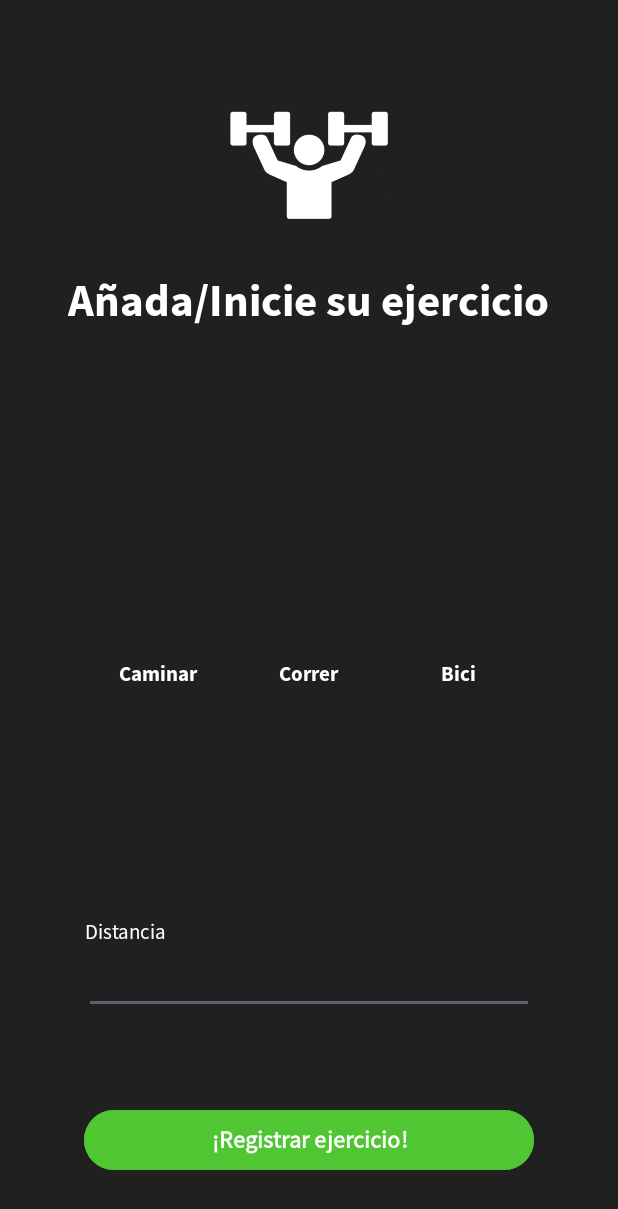
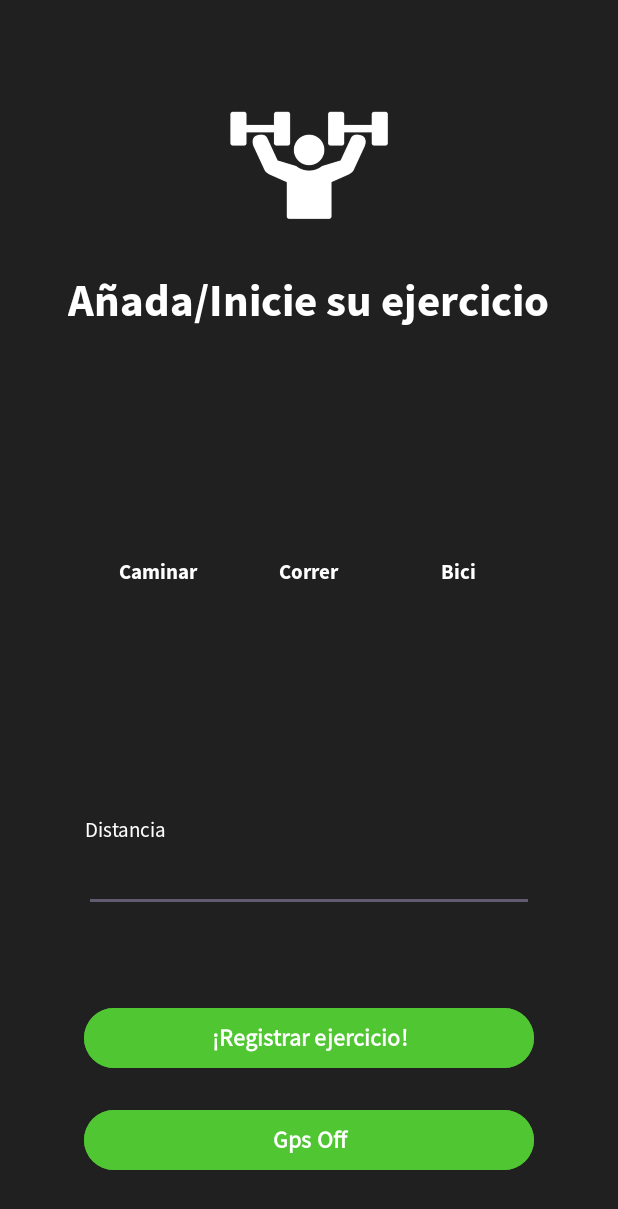
Before and after one commit to Erumeru/ProyFinalFitTrack, an Android app: the layout activity_agregar_ejercicio.xml on its own in the app's theme, with its tools: preview values and no code run, on a phone screen of 412 x 824 dp. Shown: the top 1209 px of the screen. Run offline under Robolectric (Android 15) with nearby library versions, the phone set to English and light mode, and no system bars.

Commit message:
Se implementa un boton en el activity_agregar_ejercicio.xml para usar el sensor de gps, falta que calcule la velocidad y con eso determine si se corrió, caminó o fue en bicicleta.

```diff
--- a/app/src/main/AndroidManifest.xml
+++ b/app/src/main/AndroidManifest.xml
@@ -1,6 +1,9 @@
 <?xml version="1.0" encoding="utf-8"?>
 <manifest xmlns:android="http://schemas.android.com/apk/res/android"
     xmlns:tools="http://schemas.android.com/tools">
+
+    <uses-permission android:name="android.permission.ACCESS_COARSE_LOCATION" />
+    <uses-permission android:name="android.permission.ACCESS_FINE_LOCATION" />
 
     <application
         android:allowBackup="true"
--- a/app/src/main/res/layout/activity_agregar_ejercicio.xml
+++ b/app/src/main/res/layout/activity_agregar_ejercicio.xml
@@ -155,19 +155,33 @@
                 >
                 <Button
                     android:id="@+id/btnRegistrar"
-                    android:layout_width="300dp"
+                     android:layout_width="300dp"
                     android:layout_height="wrap_content"
                     android:backgroundTint="@color/verdePrincipal"
                     android:layout_marginTop="50dp"
+                    android:layout_marginBottom="20dp"
                     android:layout_gravity="center"
                     app:layout_constraintTop_toTopOf="parent"
+                    app:layout_constraintBottom_toTopOf="@id/btnGps"
                     app:layout_constraintStart_toStartOf="parent"
                     android:fontFamily="@font/sspro_regular"
                     android:textFontWeight="600"
                     android:text="¡Registrar ejercicio!"
                     android:textSize="16dp"
                     />
-
+                <Button
+                    android:id="@+id/btnGps"
+                    android:layout_width="300dp"
+                    android:layout_height="wrap_content"
+                    android:backgroundTint="@color/verdePrincipal"
+                    android:layout_gravity="center"
+                    app:layout_constraintBottom_toBottomOf="parent"
+                    app:layout_constraintStart_toStartOf="parent"
+                    android:fontFamily="@font/sspro_regular"
+                    android:textFontWeight="600"
+                    android:text="Gps Off"
+                    android:textSize="16dp"
+                    />
 
 
 
```
Also changed, not shown: app/src/main/java/com/example/proyfinalfittrack/dashboard/Agregar_ejercicio.kt (+67 -1 lines), app/src/main/java/com/example/proyfinalfittrack/db/DatabaseHelper.kt (+7 -9 lines), app/src/main/res/drawable/icon_select_caminar.gif.
